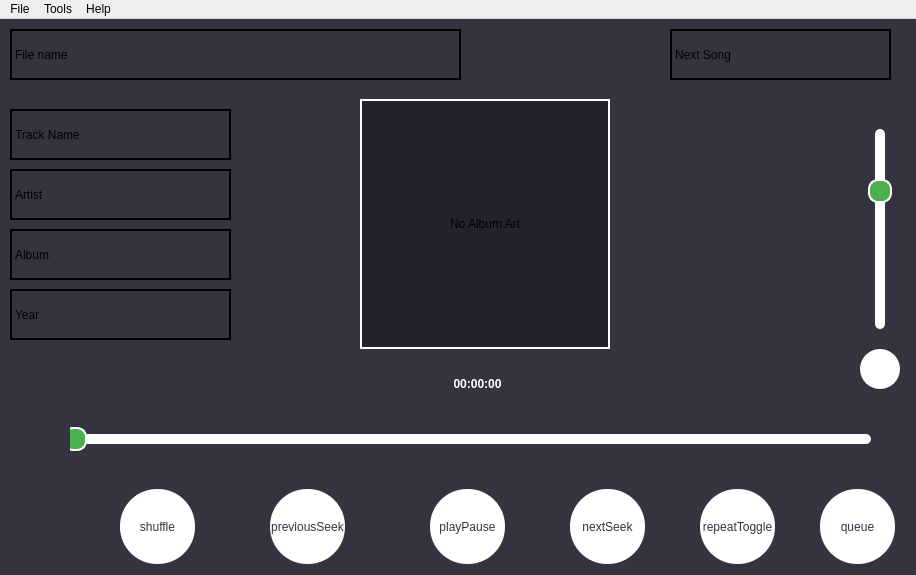
Above: mainwindow.ui from akhil-kk15/flacplayer before the change. Below: the same form after it.
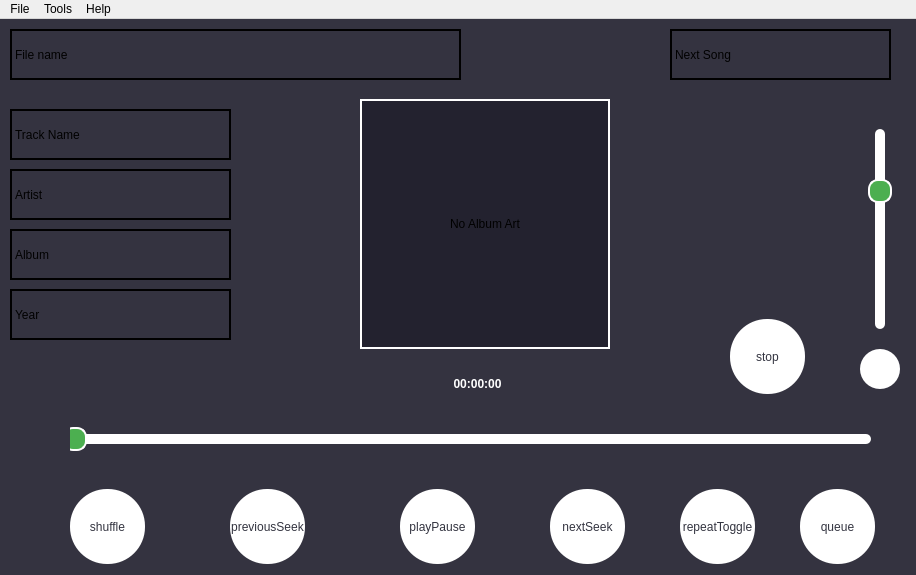
That is the form after the change.

Commit message: moved compression, discog support for later implementations. Fixed the issues with buttons disappearing

```diff
--- a/mainwindow.ui
+++ b/mainwindow.ui
@@ -76,7 +76,7 @@
    <widget class="QPushButton" name="playPause">
     <property name="geometry">
      <rect>
-      <x>430</x>
+      <x>400</x>
       <y>470</y>
       <width>75</width>
       <height>75</height>
@@ -106,7 +106,7 @@
    <widget class="QPushButton" name="nextTrack">
     <property name="geometry">
      <rect>
-      <x>570</x>
+      <x>550</x>
       <y>470</y>
       <width>75</width>
       <height>75</height>
@@ -136,7 +136,7 @@
    <widget class="QPushButton" name="previousTrack">
     <property name="geometry">
      <rect>
-      <x>270</x>
+      <x>230</x>
       <y>470</y>
       <width>75</width>
       <height>75</height>
@@ -166,7 +166,7 @@
    <widget class="QPushButton" name="Shuffle">
     <property name="geometry">
      <rect>
-      <x>120</x>
+      <x>70</x>
       <y>470</y>
       <width>75</width>
       <height>75</height>
@@ -196,7 +196,7 @@
    <widget class="QPushButton" name="trackQueue">
     <property name="geometry">
      <rect>
-      <x>820</x>
+      <x>800</x>
       <y>470</y>
       <width>75</width>
       <height>75</height>
@@ -473,7 +473,7 @@
    <widget class="QPushButton" name="repeatToggle">
     <property name="geometry">
      <rect>
-      <x>700</x>
+      <x>680</x>
       <y>470</y>
       <width>75</width>
       <height>75</height>
@@ -500,6 +500,36 @@
      <string>repeatToggle</string>
     </property>
    </widget>
+   <widget class="QPushButton" name="trackStop">
+    <property name="geometry">
+     <rect>
+      <x>730</x>
+      <y>300</y>
+      <width>75</width>
+      <height>75</height>
+     </rect>
+    </property>
+    <property name="styleSheet">
+     <string notr="true">QPushButton{
+border:none;
+border-radius:37px;
+background-color:rgb(255,255,255);
+color:rgb(51,52,64);
+
+min-width:75px;
+max-width:75px;
+
+min-height:75px;
+max-height:75px;
+
+padding:0px;
+
+}</string>
+    </property>
+    <property name="text">
+     <string>stop</string>
+    </property>
+   </widget>
   </widget>
   <widget class="QMenuBar" name="menuBar">
    <property name="geometry">
```
Left out of the diff: 2 changed lines with no effect on the pictures. The commit also changes 12 other files.
